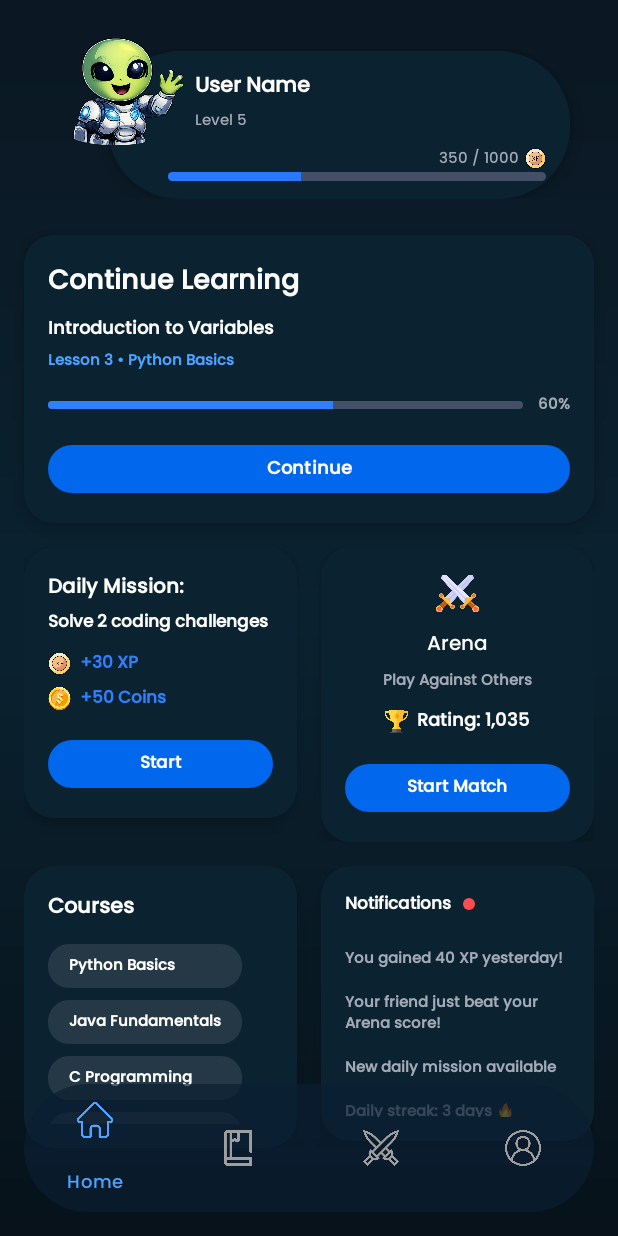
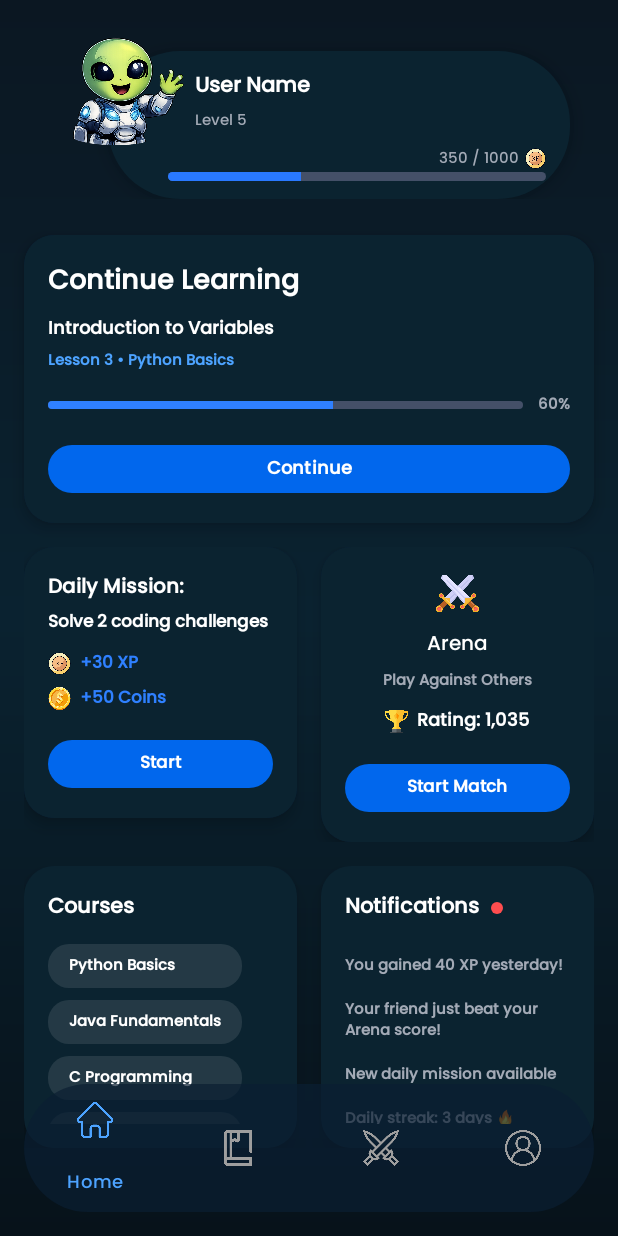
Before and after one commit to Amit-Halaly/GoCode, an Android app: the HomeFragment screen opened directly, with no data from a screen before it, on a phone screen of 412 x 824 dp. Run offline under Robolectric (Android 15) with nearby library versions, the phone set to English and light mode, and no system bars; our stand-ins replace Firebase (no records; nobody signed in at launch, a user with empty details on screens opened directly), navigation-ui.

Commit message:
fix notifications card ui

```diff
--- a/app/src/main/res/layout/view_notifications_card.xml
+++ b/app/src/main/res/layout/view_notifications_card.xml
@@ -29,7 +29,7 @@
                 android:layout_height="wrap_content"
                 android:text="Notifications"
                 android:textColor="@color/gc_text_primary"
-                android:textSize="11sp"
+                android:textSize="14sp"
                 android:textStyle="bold" />
 
             <View
```
